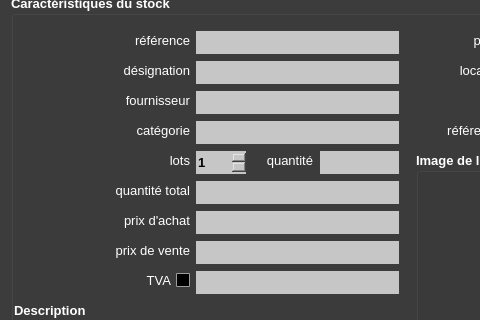
The window that ui/yeroth-erp-entrer-window.ui (xnoumbissinoundou/yeroth-erp-3.0) describes before a commit, drawn with Qt 5; both pictures show x 0 to 480 and y 153 to 473 of the 799 by 601 pixel window.
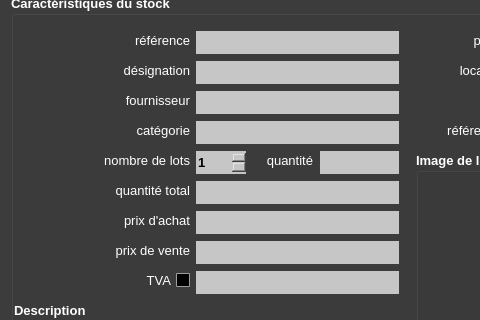
The same window after the commit. Icons and pictures are not drawn. Custom widgets are drawn as their Qt base class.

Commit message: On branch master 	modified:   bin/yeroth-erp-3-0_english.qm 	modified:   src/windows/yeroth-erp-creer-nouveau-client-window.cpp 	modified:   src/windows/yeroth-erp-pointdevente-window.cpp 	modified:   ui/yeroth-erp-creer-nouveau-client-window.ui 	modified:   ui/yeroth-erp-entrer-window.ui 	modified:   yeroth-erp-3-0_english.ts

```diff
--- a/ui/yeroth-erp-entrer-window.ui
+++ b/ui/yeroth-erp-entrer-window.ui
@@ -8033,7 +8033,7 @@
       <enum>Qt::LeftToRight</enum>
      </property>
      <property name="text">
-      <string>lots</string>
+      <string>nombre de lots</string>
      </property>
      <property name="alignment">
       <set>Qt::AlignRight|Qt::AlignTrailing|Qt::AlignVCenter</set>
```
Left out of the diff: 2 changed lines with no effect on the pictures. The commit also changes 5 other files.
